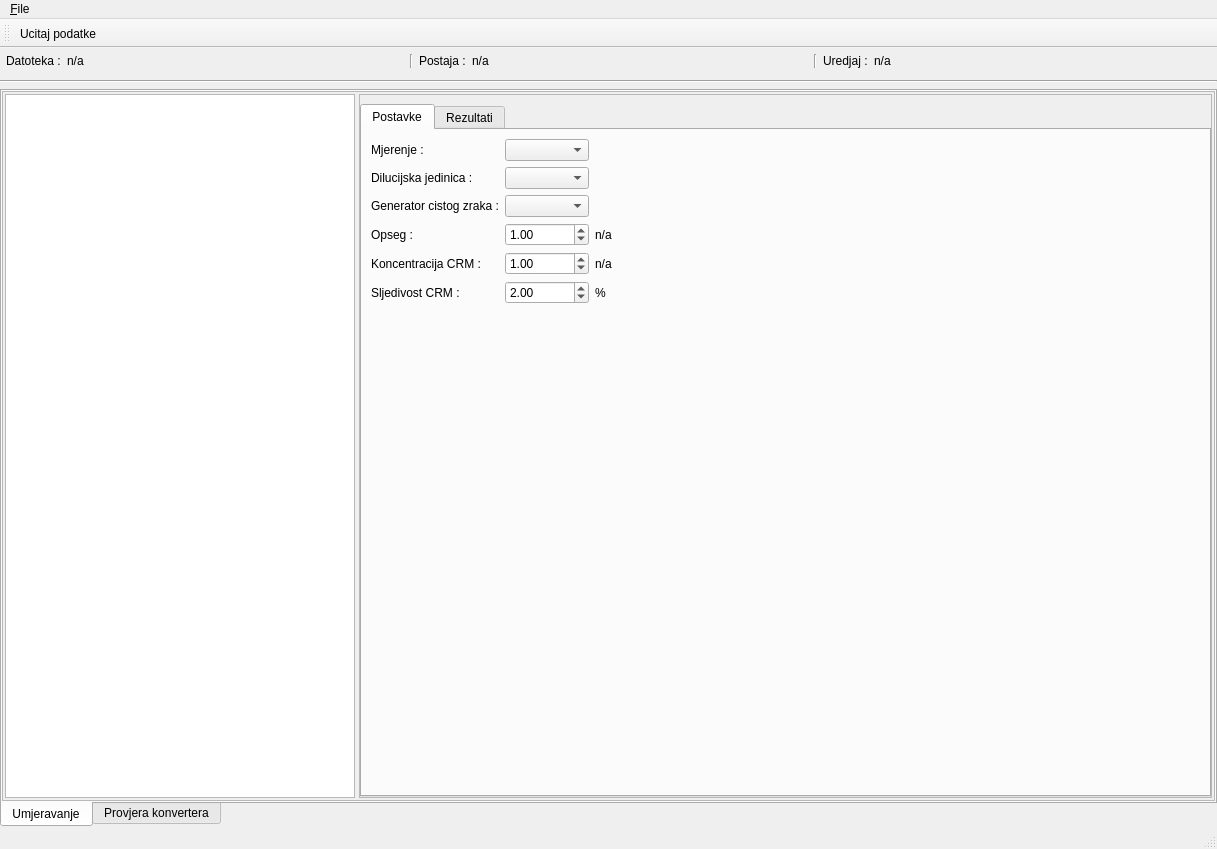
This is app/view/uiFiles/display.ui in vmilic/umjeravanje as Qt 5 draws it before an edit. The edited form follows.
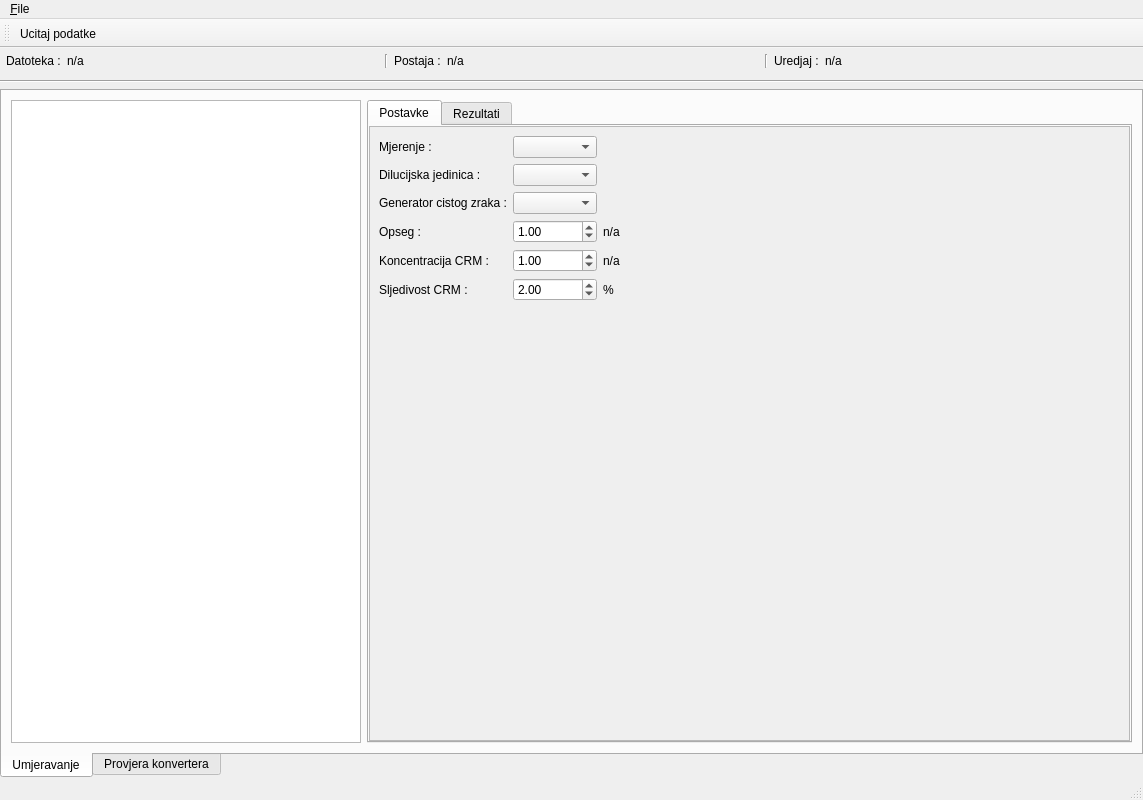
This is the edited form. The open tabs and pages were chosen to show the change.

The edit to the form file:
```diff
--- a/app/view/uiFiles/display.ui
+++ b/app/view/uiFiles/display.ui
@@ -6,8 +6,8 @@
    <rect>
     <x>0</x>
     <y>0</y>
-    <width>1217</width>
-    <height>849</height>
+    <width>1143</width>
+    <height>800</height>
    </rect>
   </property>
   <property name="windowTitle">
@@ -19,7 +19,7 @@
      <number>0</number>
     </property>
     <item>
-     <layout class="QHBoxLayout" name="horizontalLayout">
+     <layout class="QHBoxLayout" name="datotekaPostajaUredjajLayout">
       <property name="margin">
        <number>6</number>
       </property>
@@ -126,50 +126,15 @@
       <property name="movable">
        <bool>true</bool>
       </property>
-      <widget class="QWidget" name="umjeravanjeTab">
+      <widget class="QWidget" name="tabUmjeravanje">
        <attribute name="title">
         <string>Umjeravanje</string>
        </attribute>
-       <layout class="QVBoxLayout" name="umjeravanjeLayout">
-        <property name="spacing">
-         <number>0</number>
-        </property>
-        <property name="margin">
-         <number>0</number>
-        </property>
-        <item>
-         <widget class="QScrollArea" name="scrollArea">
-          <property name="widgetResizable">
-           <bool>true</bool>
-          </property>
-          <widget class="QWidget" name="scrollAreaWidgetContents">
-           <property name="geometry">
-            <rect>
-             <x>0</x>
-             <y>0</y>
-             <width>1209</width>
-             <height>718</height>
-            </rect>
-           </property>
-           <layout class="QHBoxLayout" name="horizontalLayout_2">
-            <property name="spacing">
-             <number>0</number>
-            </property>
-            <property name="margin">
-             <number>0</number>
-            </property>
-            <item>
-             <layout class="QHBoxLayout" name="horizontalLayout_6">
-              <property name="spacing">
-               <number>4</number>
-              </property>
-              <property name="margin">
-               <number>2</number>
-              </property>
+       <layout class="QHBoxLayout" name="horizontalLayout">
               <item>
                <widget class="QTableView" name="siroviPodaciView">
                 <property name="sizePolicy">
-                 <sizepolicy hsizetype="Preferred" vsizetype="Minimum">
+           <sizepolicy hsizetype="Preferred" vsizetype="Expanding">
                   <horstretch>0</horstretch>
                   <verstretch>0</verstretch>
                  </sizepolicy>
@@ -181,143 +146,50 @@
                  </size>
                 </property>
                 <property name="selectionMode">
-                 <enum>QAbstractItemView::ContiguousSelection</enum>
+           <enum>QAbstractItemView::SingleSelection</enum>
                 </property>
                 <property name="selectionBehavior">
                  <enum>QAbstractItemView::SelectRows</enum>
                 </property>
                </widget>
               </item>
-              <item>
-               <widget class="QScrollArea" name="scrollArea_3">
-                <property name="widgetResizable">
-                 <bool>true</bool>
-                </property>
-                <widget class="QWidget" name="scrollAreaWidgetContents_3">
-                 <property name="geometry">
-                  <rect>
-                   <x>0</x>
-                   <y>0</y>
-                   <width>849</width>
-                   <height>712</height>
-                  </rect>
-                 </property>
-                 <layout class="QHBoxLayout" name="horizontalLayout_7">
-                  <property name="spacing">
-                   <number>0</number>
-                  </property>
-                  <property name="leftMargin">
-                   <number>0</number>
-                  </property>
-                  <property name="rightMargin">
-                   <number>0</number>
-                  </property>
-                  <property name="bottomMargin">
-                   <number>0</number>
-                  </property>
                   <item>
                    <widget class="QTabWidget" name="tabWidget_2">
-                    <property name="sizePolicy">
-                     <sizepolicy hsizetype="Expanding" vsizetype="Preferred">
-                      <horstretch>0</horstretch>
-                      <verstretch>0</verstretch>
-                     </sizepolicy>
-                    </property>
                     <property name="currentIndex">
                      <number>1</number>
                     </property>
                     <property name="movable">
                      <bool>true</bool>
                     </property>
-                    <widget class="QWidget" name="postavke">
+          <widget class="QWidget" name="tabPostavke">
                      <attribute name="title">
                       <string>Postavke</string>
                      </attribute>
-                     <layout class="QGridLayout" name="gridLayout_7">
-                      <item row="4" column="0">
-                       <widget class="QLabel" name="label_11">
-                        <property name="text">
-                         <string>Koncentracija CRM :</string>
-                        </property>
-                       </widget>
-                      </item>
-                      <item row="5" column="1">
-                       <widget class="QDoubleSpinBox" name="doubleSpinBoxSljedivostCRM">
-                        <property name="maximum">
-                         <double>1000000.000000000000000</double>
-                        </property>
-                        <property name="value">
-                         <double>2.000000000000000</double>
-                        </property>
-                       </widget>
-                      </item>
-                      <item row="5" column="0">
-                       <widget class="QLabel" name="label_12">
-                        <property name="text">
-                         <string>Sljedivost CRM :</string>
-                        </property>
-                       </widget>
-                      </item>
-                      <item row="0" column="1">
-                       <widget class="QComboBox" name="comboMjerenje">
-                        <property name="sizeAdjustPolicy">
-                         <enum>QComboBox::AdjustToContentsOnFirstShow</enum>
-                        </property>
-                       </widget>
-                      </item>
-                      <item row="2" column="0">
-                       <widget class="QLabel" name="label_9">
-                        <property name="text">
-                         <string>Generator cistog zraka :</string>
-                        </property>
-                       </widget>
-                      </item>
-                      <item row="0" column="0">
+           <layout class="QVBoxLayout" name="verticalLayout">
+            <property name="spacing">
+             <number>0</number>
+            </property>
+            <property name="margin">
+             <number>0</number>
+            </property>
+            <item>
+             <widget class="QScrollArea" name="scrollArea">
+              <property name="widgetResizable">
+               <bool>true</bool>
+              </property>
+              <widget class="QWidget" name="scrollAreaWidgetContents">
+               <property name="geometry">
+                <rect>
+                 <x>0</x>
+                 <y>0</y>
+                 <width>247</width>
+                 <height>174</height>
+                </rect>
+               </property>
+               <layout class="QGridLayout" name="gridLayout">
+                <item row="1" column="0">
                        <widget class="QLabel" name="label_7">
                         <property name="text">
-                         <string>Mjerenje :</string>
-                        </property>
-                       </widget>
-                      </item>
-                      <item row="3" column="1">
-                       <widget class="QDoubleSpinBox" name="doubleSpinBoxOpseg">
-                        <property name="maximum">
-                         <double>1000000.000000000000000</double>
-                        </property>
-                        <property name="singleStep">
-                         <double>10.000000000000000</double>
-                        </property>
-                        <property name="value">
-                         <double>1.000000000000000</double>
-                        </property>
-                       </widget>
-                      </item>
-                      <item row="3" column="0">
-                       <widget class="QLabel" name="label_10">
-                        <property name="text">
-                         <string>Opseg :</string>
-                        </property>
-                       </widget>
-                      </item>
-                      <item row="4" column="1">
-                       <widget class="QDoubleSpinBox" name="doubleSpinBoxKoncentracijaCRM">
-                        <property name="maximum">
-                         <double>1000000.000000000000000</double>
-                        </property>
-                        <property name="singleStep">
-                         <double>10.000000000000000</double>
-                        </property>
-                        <property name="value">
-                         <double>1.000000000000000</double>
-                        </property>
-                       </widget>
-                      </item>
-                      <item row="2" column="1">
-                       <widget class="QComboBox" name="comboZrak"/>
-                      </item>
-                      <item row="1" column="0">
-                       <widget class="QLabel" name="label_8">
-                        <property name="text">
                          <string>Dilucijska jedinica :</string>
                         </property>
                        </widget>
@@ -325,73 +197,18 @@
                       <item row="1" column="1">
                        <widget class="QComboBox" name="comboDilucija"/>
                       </item>
-                      <item row="0" column="3">
-                       <spacer name="horizontalSpacer">
-                        <property name="orientation">
-                         <enum>Qt::Horizontal</enum>
-                        </property>
-                        <property name="sizeHint" stdset="0">
-                         <size>
-                          <width>40</width>
-                          <height>20</height>
-                         </size>
-                        </property>
-                       </spacer>
-                      </item>
-                      <item row="1" column="3">
-                       <spacer name="horizontalSpacer_2">
-                        <property name="orientation">
-                         <enum>Qt::Horizontal</enum>
-                        </property>
-                        <property name="sizeHint" stdset="0">
-                         <size>
-                          <width>40</width>
-                          <height>20</height>
-                         </size>
-                        </property>
-                       </spacer>
-                      </item>
-                      <item row="2" column="3">
-                       <spacer name="horizontalSpacer_3">
-                        <property name="orientation">
-                         <enum>Qt::Horizontal</enum>
-                        </property>
-                        <property name="sizeHint" stdset="0">
-                         <size>
-                          <width>40</width>
-                          <height>20</height>
-                         </size>
-                        </property>
-                       </spacer>
-                      </item>
-                      <item row="3" column="3">
-                       <spacer name="horizontalSpacer_5">
-                        <property name="orientation">
-                         <enum>Qt::Horizontal</enum>
-                        </property>
-                        <property name="sizeHint" stdset="0">
-                         <size>
-                          <width>40</width>
-                          <height>20</height>
-                         </size>
-                        </property>
-                       </spacer>
-                      </item>
-                      <item row="4" column="3">
-                       <spacer name="horizontalSpacer_6">
-                        <property name="orientation">
-                         <enum>Qt::Horizontal</enum>
-                        </property>
-                        <property name="sizeHint" stdset="0">
-                         <size>
-                          <width>40</width>
-                          <height>20</height>
-                         </size>
-                        </property>
-                       </spacer>
+                <item row="4" column="1">
+                 <widget class="QDoubleSpinBox" name="doubleSpinBoxKoncentracijaCRM">
+                  <property name="maximum">
+                   <double>1000000.000000000000000</double>
+                  </property>
+                  <property name="value">
+                   <double>1.000000000000000</double>
+                  </property>
+                 </widget>
                       </item>
                       <item row="5" column="3">
-                       <spacer name="horizontalSpacer_7">
+                 <spacer name="horizontalSpacer_3">
                         <property name="orientation">
                          <enum>Qt::Horizontal</enum>
                         </property>
@@ -403,26 +220,6 @@
                         </property>
                        </spacer>
                       </item>
-                      <item row="6" column="0">
-                       <spacer name="verticalSpacer">
-                        <property name="orientation">
-                         <enum>Qt::Vertical</enum>
-                        </property>
-                        <property name="sizeHint" stdset="0">
-                         <size>
-                          <width>20</width>
-                          <height>40</height>
-                         </size>
-                        </property>
-                       </spacer>
-                      </item>
-                      <item row="3" column="2">
-                       <widget class="QLabel" name="labelJedinicaOpseg">
-                        <property name="text">
-                         <string>n/a</string>
-                        </property>
-                       </widget>
-                      </item>
                       <item row="4" column="2">
                        <widget class="QLabel" name="labelJedinicaCCRM">
                         <property name="text">
@@ -430,6 +227,60 @@
                         </property>
                        </widget>
                       </item>
+                <item row="3" column="2">
+                 <widget class="QLabel" name="labelJedinicaOpseg">
+                  <property name="text">
+                   <string>n/a</string>
+                  </property>
+                 </widget>
+                </item>
+                <item row="5" column="1">
+                 <widget class="QDoubleSpinBox" name="doubleSpinBoxSljedivostCRM">
+                  <property name="maximum">
+                   <double>1000000.000000000000000</double>
+                  </property>
+                  <property name="value">
+                   <double>2.000000000000000</double>
+                  </property>
+                 </widget>
+                </item>
+                <item row="0" column="1">
+                 <widget class="QComboBox" name="comboMjerenje"/>
+                </item>
+                <item row="0" column="0">
+                 <widget class="QLabel" name="label_6">
+                  <property name="text">
+                   <string>Mjerenje :</string>
+                  </property>
+                 </widget>
+                </item>
+                <item row="3" column="0">
+                 <widget class="QLabel" name="label_9">
+                  <property name="text">
+                   <string>Opseg :</string>
+                  </property>
+                 </widget>
+                </item>
+                <item row="2" column="0">
+                 <widget class="QLabel" name="label_8">
+                  <property name="text">
+                   <string>Generator cistog zraka :</string>
+                  </property>
+                 </widget>
+                </item>
+                <item row="2" column="1">
+                 <widget class="QComboBox" name="comboZrak"/>
+                </item>
+                <item row="3" column="1">
+                 <widget class="QDoubleSpinBox" name="doubleSpinBoxOpseg">
+                  <property name="maximum">
+                   <double>1000000.000000000000000</double>
+                  </property>
+                  <property name="value">
+                   <double>1.000000000000000</double>
+                  </property>
+                 </widget>
+                </item>
                       <item row="5" column="2">
                        <widget class="QLabel" name="labelJedinicaSCRM">
                         <property name="text">
@@ -437,38 +288,75 @@
                         </property>
                        </widget>
                       </item>
-                     </layout>
-                    </widget>
-                    <widget class="QWidget" name="rezultati">
+                <item row="5" column="0">
+                 <widget class="QLabel" name="label_11">
+                  <property name="text">
+                   <string>Sljedivost CRM :</string>
+                  </property>
+                 </widget>
+                </item>
+                <item row="4" column="0">
+                 <widget class="QLabel" name="label_10">
+                  <property name="text">
+                   <string>Koncentracija CRM :</string>
+                  </property>
+                 </widget>
+                </item>
+                <item row="6" column="0">
+                 <spacer name="verticalSpacer">
+                  <property name="orientation">
+                   <enum>Qt::Vertical</enum>
+                  </property>
+                  <property name="sizeHint" stdset="0">
+                   <size>
+                    <width>20</width>
+                    <height>40</height>
+                   </size>
+                  </property>
+                 </spacer>
+                </item>
+               </layout>
+              </widget>
+             </widget>
+            </item>
+           </layout>
+          </widget>
+          <widget class="QWidget" name="tabRezultati">
                      <attribute name="title">
                       <string>Rezultati</string>
                      </attribute>
-                     <layout class="QVBoxLayout" name="verticalLayout">
-                      <item>
-                       <layout class="QVBoxLayout" name="umjeravanjeTabRezultatiLayout">
+           <layout class="QVBoxLayout" name="verticalLayout_2">
                         <property name="spacing">
-                         <number>5</number>
+             <number>0</number>
                         </property>
                         <property name="margin">
                          <number>0</number>
                         </property>
                         <item>
-                         <layout class="QHBoxLayout" name="grafoviLayout">
-                          <property name="margin">
-                           <number>0</number>
-                          </property>
-                         </layout>
+             <widget class="QScrollArea" name="scrollArea_2">
+              <property name="widgetResizable">
+               <bool>true</bool>
+              </property>
+              <widget class="QWidget" name="scrollAreaWidgetContents_2">
+               <property name="geometry">
+                <rect>
+                 <x>0</x>
+                 <y>0</y>
+                 <width>755</width>
+                 <height>625</height>
+                </rect>
+               </property>
+               <layout class="QVBoxLayout" name="layoutUmjeravanje">
+                <property name="leftMargin">
+                 <number>9</number>
+                </property>
+                <item>
+                 <layout class="QHBoxLayout" name="layoutGrafovi"/>
                         </item>
                         <item>
                          <layout class="QHBoxLayout" name="horizontalLayout_3">
                           <item>
-                           <widget class="QLabel" name="checkBoxLinearnost">
-                            <property name="sizePolicy">
-                             <sizepolicy hsizetype="Preferred" vsizetype="Fixed">
-                              <horstretch>0</horstretch>
-                              <verstretch>0</verstretch>
-                             </sizepolicy>
-                            </property>
+                   <widget class="QLabel" name="label_2">
                             <property name="text">
                              <string>Provjera linearnosti :</string>
                             </property>
@@ -482,13 +370,10 @@
                            </widget>
                           </item>
                           <item>
-                           <spacer name="horizontalSpacer_4">
+                   <spacer name="horizontalSpacer">
                             <property name="orientation">
                              <enum>Qt::Horizontal</enum>
                             </property>
-                            <property name="sizeType">
-                             <enum>QSizePolicy::Expanding</enum>
-                            </property>
                             <property name="sizeHint" stdset="0">
                              <size>
                               <width>40</width>
@@ -500,24 +385,17 @@
                          </layout>
                         </item>
                         <item>
-                         <layout class="QHBoxLayout" name="tab1RezultatLayout"/>
+                 <layout class="QHBoxLayout" name="layoutRezultati">
+                  <property name="margin">
+                   <number>0</number>
+                  </property>
+                 </layout>
                         </item>
                         <item>
-                         <layout class="QHBoxLayout" name="tab1ParametriLayout"/>
-                        </item>
-                        <item>
-                         <spacer name="verticalSpacer_3">
-                          <property name="orientation">
-                           <enum>Qt::Vertical</enum>
-                          </property>
-                          <property name="sizeHint" stdset="0">
-                           <size>
-                            <width>20</width>
-                            <height>40</height>
-                           </size>
-                          </property>
-                         </spacer>
-                        </item>
+                 <layout class="QHBoxLayout" name="layoutParametri">
+                  <property name="margin">
+                   <number>0</number>
+                  </property>
                        </layout>
                       </item>
                      </layout>
@@ -529,49 +407,16 @@
                </widget>
               </item>
              </layout>
-            </item>
-           </layout>
-          </widget>
-         </widget>
-        </item>
-       </layout>
-      </widget>
-      <widget class="QWidget" name="konverterTab">
+      </widget>
+      <widget class="QWidget" name="tabKonverter">
        <attribute name="title">
         <string>Provjera konvertera</string>
        </attribute>
-       <layout class="QVBoxLayout" name="konverterLayout">
-        <property name="spacing">
-         <number>0</number>
-        </property>
-        <property name="margin">
-         <number>0</number>
-        </property>
-        <item>
-         <widget class="QScrollArea" name="scrollArea_2">
-          <property name="widgetResizable">
-           <bool>true</bool>
-          </property>
-          <widget class="QWidget" name="scrollAreaWidgetContents_2">
-           <property name="geometry">
-            <rect>
-             <x>0</x>
-             <y>0</y>
-             <width>1209</width>
-             <height>718</height>
-            </rect>
-           </property>
-           <layout class="QHBoxLayout" name="horizontalLayout_5">
-            <property name="spacing">
-             <number>0</number>
-            </property>
-            <property name="margin">
-             <number>0</number>
-            </property>
+       <layout class="QHBoxLayout" name="horizontalLayout_2">
             <item>
              <widget class="QTableView" name="konverterPodaciView">
               <property name="sizePolicy">
-               <sizepolicy hsizetype="Preferred" vsizetype="Minimum">
+           <sizepolicy hsizetype="Preferred" vsizetype="Expanding">
                 <horstretch>0</horstretch>
                 <verstretch>0</verstretch>
                </sizepolicy>
@@ -585,29 +430,11 @@
               <property name="selectionMode">
                <enum>QAbstractItemView::SingleSelection</enum>
               </property>
-             </widget>
-            </item>
-            <item>
-             <widget class="QScrollArea" name="scrollArea_4">
-              <property name="widgetResizable">
-               <bool>true</bool>
-              </property>
-              <widget class="QWidget" name="scrollAreaWidgetContents_4">
-               <property name="geometry">
-                <rect>
-                 <x>0</x>
-                 <y>0</y>
-                 <width>857</width>
-                 <height>716</height>
-                </rect>
-               </property>
-               <layout class="QHBoxLayout" name="horizontalLayout_8">
-                <property name="spacing">
-                 <number>0</number>
-                </property>
-                <property name="margin">
-                 <number>0</number>
-                </property>
+          <property name="selectionBehavior">
+           <enum>QAbstractItemView::SelectRows</enum>
+          </property>
+         </widget>
+        </item>
                 <item>
                  <widget class="QTabWidget" name="tabWidget_3">
                   <property name="currentIndex">
@@ -620,142 +447,48 @@
                    <attribute name="title">
                     <string>Postavke</string>
                    </attribute>
-                   <layout class="QGridLayout" name="gridLayout">
-                    <item row="0" column="0">
-                     <widget class="QLabel" name="label_20">
-                      <property name="sizePolicy">
-                       <sizepolicy hsizetype="Preferred" vsizetype="Fixed">
-                        <horstretch>0</horstretch>
-                        <verstretch>0</verstretch>
-                       </sizepolicy>
-                      </property>
-                      <property name="text">
-                       <string>opseg :</string>
-                      </property>
-                     </widget>
-                    </item>
-                    <item row="0" column="2">
-                     <widget class="QLabel" name="labelKonverterOpseg">
-                      <property name="text">
-                       <string>n/a</string>
-                      </property>
-                     </widget>
-                    </item>
-                    <item row="1" column="2">
-                     <widget class="QLabel" name="labelKonverter50">
-                      <property name="text">
-                       <string>n/a</string>
-                      </property>
-                     </widget>
-                    </item>
+           <layout class="QVBoxLayout" name="verticalLayout_3">
+            <property name="spacing">
+             <number>0</number>
+            </property>
+            <property name="margin">
+             <number>0</number>
+            </property>
+            <item>
+             <widget class="QScrollArea" name="scrollArea_3">
+              <property name="widgetResizable">
+               <bool>true</bool>
+              </property>
+              <widget class="QWidget" name="scrollAreaWidgetContents_3">
+               <property name="geometry">
+                <rect>
+                 <x>0</x>
+                 <y>0</y>
+                 <width>176</width>
+                 <height>96</height>
+                </rect>
+               </property>
+               <layout class="QGridLayout" name="gridLayout_2">
                     <item row="2" column="0">
-                     <widget class="QLabel" name="label_4">
-                      <property name="sizePolicy">
-                       <sizepolicy hsizetype="Preferred" vsizetype="Fixed">
-                        <horstretch>0</horstretch>
-                        <verstretch>0</verstretch>
-                       </sizepolicy>
-                      </property>
+                 <widget class="QLabel" name="label_14">
                       <property name="text">
                        <string>cNOx95 :</string>
                       </property>
                      </widget>
                     </item>
-                    <item row="0" column="1">
-                     <widget class="QDoubleSpinBox" name="konverterOpseg">
-                      <property name="sizePolicy">
-                       <sizepolicy hsizetype="Preferred" vsizetype="Fixed">
-                        <horstretch>0</horstretch>
-                        <verstretch>0</verstretch>
-                       </sizepolicy>
-                      </property>
-                      <property name="decimals">
-                       <number>2</number>
-                      </property>
-                      <property name="maximum">
-                       <double>1000000.000000000000000</double>
-                      </property>
-                      <property name="singleStep">
-                       <double>10.000000000000000</double>
-                      </property>
-                     </widget>
-                    </item>
-                    <item row="2" column="1">
-                     <widget class="QDoubleSpinBox" name="cnox95SpinBox">
-                      <property name="sizePolicy">
-                       <sizepolicy hsizetype="Preferred" vsizetype="Fixed">
-                        <horstretch>0</horstretch>
-                        <verstretch>0</verstretch>
-                       </sizepolicy>
-                      </property>
-                      <property name="decimals">
-                       <number>2</number>
-                      </property>
-                      <property name="maximum">
-                       <double>1000000.000000000000000</double>
-                      </property>
-                      <property name="singleStep">
-                       <double>10.000000000000000</double>
-                      </property>
-                     </widget>
-                    </item>
-                    <item row="2" column="3">
-                     <spacer name="horizontalSpacer_10">
-                      <property name="orientation">
-                       <enum>Qt::Horizontal</enum>
-                      </property>
-                      <property name="sizeHint" stdset="0">
-                       <size>
-                        <width>40</width>
-                        <height>20</height>
-                       </size>
-                      </property>
-                     </spacer>
-                    </item>
                     <item row="1" column="1">
                      <widget class="QDoubleSpinBox" name="cnox50SpinBox">
-                      <property name="sizePolicy">
-                       <sizepolicy hsizetype="Preferred" vsizetype="Fixed">
-                        <horstretch>0</horstretch>
-                        <verstretch>0</verstretch>
-                       </sizepolicy>
-                      </property>
-                      <property name="decimals">
-                       <number>2</number>
-                      </property>
                       <property name="maximum">
                        <double>1000000.000000000000000</double>
                       </property>
-                      <property name="singleStep">
-                       <double>10.000000000000000</double>
-                      </property>
-                     </widget>
-                    </item>
-                    <item row="0" column="3">
-                     <spacer name="horizontalSpacer_8">
-                      <property name="orientation">
-                       <enum>Qt::Horizontal</enum>
-                      </property>
-                      <property name="sizeHint" stdset="0">
-                       <size>
-                        <width>40</width>
-                        <height>20</height>
-                       </size>
-                      </property>
-                     </spacer>
-                    </item>
-                    <item row="1" column="3">
-                     <spacer name="horizontalSpacer_9">
-                      <property name="orientation">
-                       <enum>Qt::Horizontal</enum>
-                      </property>
-                      <property name="sizeHint" stdset="0">
-                       <size>
-                        <width>40</width>
-                        <height>20</height>
-                       </size>
-                      </property>
-                     </spacer>
+                 </widget>
+                </item>
+                <item row="2" column="1">
+                 <widget class="QDoubleSpinBox" name="cnox95SpinBox">
+                  <property name="maximum">
+                   <double>1000000.000000000000000</double>
+                  </property>
+                 </widget>
                     </item>
                     <item row="2" column="2">
                      <widget class="QLabel" name="labelKonverter95">
@@ -765,19 +498,54 @@
                      </widget>
                     </item>
                     <item row="1" column="0">
-                     <widget class="QLabel" name="label_2">
-                      <property name="sizePolicy">
-                       <sizepolicy hsizetype="Preferred" vsizetype="Fixed">
-                        <horstretch>0</horstretch>
-                        <verstretch>0</verstretch>
-                       </sizepolicy>
-                      </property>
+                 <widget class="QLabel" name="label_13">
                       <property name="text">
                        <string>cNOx50 :</string>
                       </property>
                      </widget>
                     </item>
-                    <item row="3" column="1">
+                <item row="1" column="2">
+                 <widget class="QLabel" name="labelKonverter50">
+                  <property name="text">
+                   <string>n/a</string>
+                  </property>
+                 </widget>
+                </item>
+                <item row="2" column="3">
+                 <spacer name="horizontalSpacer_4">
+                  <property name="orientation">
+                   <enum>Qt::Horizontal</enum>
+                  </property>
+                  <property name="sizeHint" stdset="0">
+                   <size>
+                    <width>40</width>
+                    <height>20</height>
+                   </size>
+                  </property>
+                 </spacer>
+                </item>
+                <item row="0" column="2">
+                 <widget class="QLabel" name="labelKonverterOpseg">
+                  <property name="text">
+                   <string>n/a</string>
+                  </property>
+                 </widget>
+                </item>
+                <item row="0" column="0">
+                 <widget class="QLabel" name="label_12">
+                  <property name="text">
+                   <string>Opseg :</string>
+                  </property>
+                 </widget>
+                </item>
+                <item row="0" column="1">
+                 <widget class="QDoubleSpinBox" name="konverterOpseg">
+                  <property name="maximum">
+                   <double>1000000.000000000000000</double>
+                  </property>
+                 </widget>
+                </item>
+                <item row="3" column="0">
                      <spacer name="verticalSpacer_2">
                       <property name="orientation">
                        <enum>Qt::Vertical</enum>
@@ -792,51 +560,41 @@
                     </item>
                    </layout>
                   </widget>
+             </widget>
+            </item>
+           </layout>
+          </widget>
                   <widget class="QWidget" name="tabKonverterRezultati">
                    <attribute name="title">
                     <string>Rezultati</string>
                    </attribute>
-                   <layout class="QVBoxLayout" name="verticalLayout_2">
-                    <item>
-                     <layout class="QHBoxLayout" name="horizontalLayout_4">
-                      <item>
-                       <widget class="QLabel" name="label_6">
-                        <property name="text">
-                         <string>Provjera konvertera :</string>
-                        </property>
-                       </widget>
-                      </item>
-                      <item>
-                       <widget class="QCheckBox" name="checkBoxKonverter">
-                        <property name="text">
-                         <string/>
-                        </property>
-                       </widget>
-                      </item>
+           <layout class="QVBoxLayout" name="verticalLayout_4">
+            <property name="spacing">
+             <number>0</number>
+            </property>
+            <property name="margin">
+             <number>0</number>
+            </property>
                       <item>
-                       <spacer name="horizontalSpacer_11">
-                        <property name="orientation">
-                         <enum>Qt::Horizontal</enum>
-                        </property>
-                        <property name="sizeHint" stdset="0">
-                         <size>
-                          <width>40</width>
-                          <height>20</height>
-                         </size>
-                        </property>
-                       </spacer>
-                      </item>
-                     </layout>
-                    </item>
+             <widget class="QScrollArea" name="scrollArea_4">
+              <property name="widgetResizable">
+               <bool>true</bool>
+              </property>
+              <widget class="QWidget" name="scrollAreaWidgetContents_4">
+               <property name="geometry">
+                <rect>
+                 <x>0</x>
+                 <y>0</y>
+                 <width>755</width>
+                 <height>625</height>
+                </rect>
+               </property>
+               <layout class="QVBoxLayout" name="konverterRezultatiLayout">
                     <item>
-                     <layout class="QVBoxLayout" name="rezultatKonverterLayout"/>
+                 <layout class="QHBoxLayout" name="layoutKonverterRezultati"/>
                     </item>
                     <item>
-                     <layout class="QHBoxLayout" name="layoutKonverterGrafovi"/>
-                    </item>
-                   </layout>
-                  </widget>
-                 </widget>
+                 <layout class="QHBoxLayout" name="layoutKonverterParametri"/>
                 </item>
                </layout>
               </widget>
@@ -857,7 +615,7 @@
     <rect>
      <x>0</x>
      <y>0</y>
-     <width>1217</width>
+     <width>1143</width>
      <height>21</height>
     </rect>
    </property>
```
Lines whose indentation alone changed are shown as unchanged.
